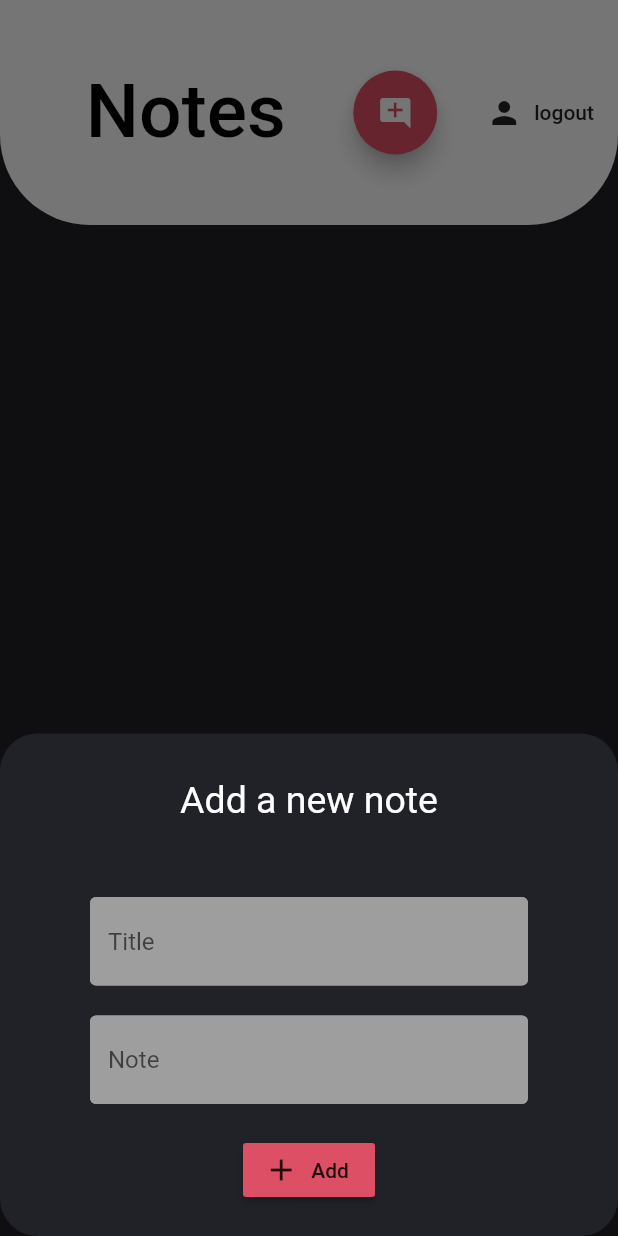
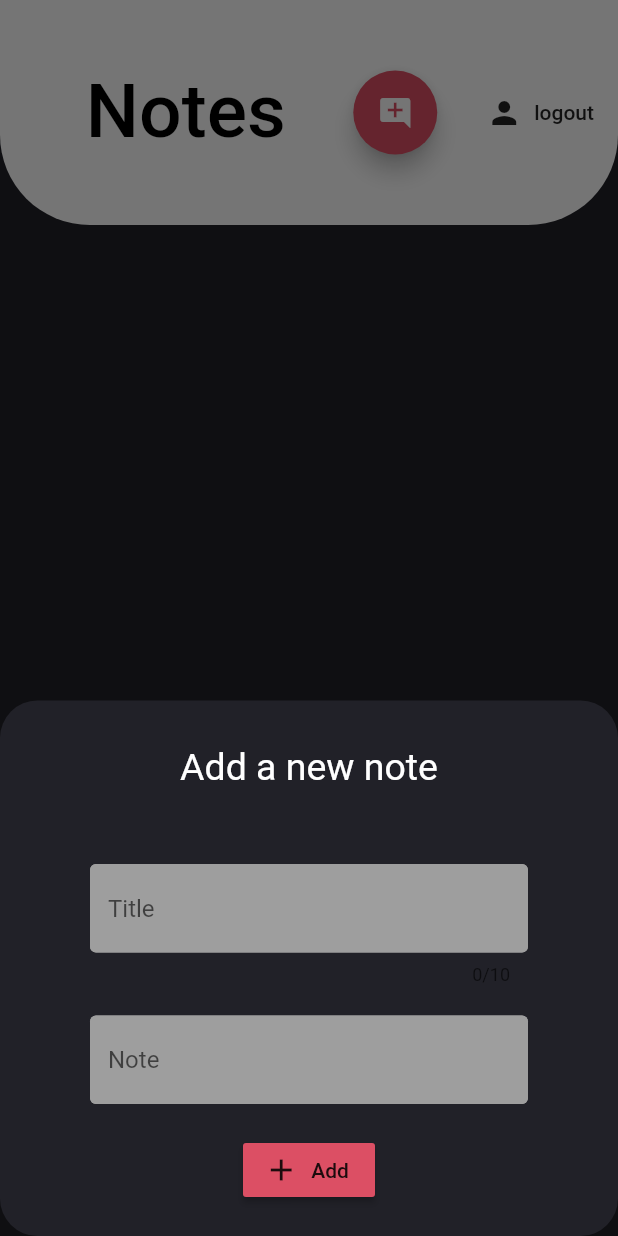
Before and after one commit to powerbuilder1/TodoApp, a Flutter app: the screen it shows once a user with an empty profile is signed in, after a tap on the "add comment" icon, on a phone screen of 412 x 824 dp. Run offline on Flutter 3.47's test engine with Material 2 defaults, Android fonts, the phone set to English and light mode, and no system bars; our stand-ins replace cloud_firestore, firebase_auth, firebase_core, flutter_slidable, flutter_spinkit; accounts and stored records are empty.

Commit message:
index layout / assets

```diff
--- a/todoApp/lib/models/global.dart
+++ b/todoApp/lib/models/global.dart
@@ -3,6 +3,7 @@ import 'package:flutter/material.dart';
 Color darkGreyColor = new Color(0xFF212128);
 Color lightBlueColor = new Color(0xFF8787A0);
 Color redColor = new Color(0xFFDC4F64);
+Color turkyColor = Color(0xFF027D8A);
 
 TextStyle intrayTitleStyle = new TextStyle(
   fontFamily: 'Avenir',
--- a/todoApp/lib/screens/authenticate/authenticate.dart
+++ b/todoApp/lib/screens/authenticate/authenticate.dart
@@ -4,22 +4,25 @@ import 'package:todoApp/screens/authenticate/sign_in.dart';
 
 
 class Authenticate extends StatefulWidget {
+
+  bool showSignIn;
+  Authenticate( {this.showSignIn} );
+
   @override
   _AuthenticateState createState() => _AuthenticateState();
 }
 
 class _AuthenticateState extends State<Authenticate> {
 
-  bool showSignIn = true;
   void toggleView() {
     setState(() {
-      showSignIn = !showSignIn;
+      widget.showSignIn = !widget.showSignIn;
     });
   }
 
   @override
   Widget build(BuildContext context) {
-    if(showSignIn == true) {
+    if(widget.showSignIn == true) {
       return SignIn(toggleView: toggleView);
     } else {
       return Register(toggleView: toggleView);
--- a/todoApp/lib/screens/authenticate/register.dart
+++ b/todoApp/lib/screens/authenticate/register.dart
@@ -18,6 +18,7 @@ class _RegisterState extends State<Register> {
 
   String email = "";
   String password = "";
+  String error = '';
 
   bool loading = false;
 
@@ -75,12 +76,21 @@ class _RegisterState extends State<Register> {
                     dynamic result = await _auth.registerWithEmailAndPassword(email, password);
                     if(result == null) {
                       setState(() {
+                        error = 'please supply a valid email';
                         loading = false;
                       });
                     }
                   }
                 }
-              )
+              ),
+              SizedBox(height: 12.0),
+              Text(
+                error,
+                style: TextStyle(
+                  color: Colors.red,
+                  fontSize: 14.0,
+                )
+              ),
             ],
           ),
         ),
--- a/todoApp/lib/screens/home/new_note_form.dart
+++ b/todoApp/lib/screens/home/new_note_form.dart
@@ -44,6 +44,7 @@ class _NoteFormState extends State<NoteForm> {
           ),
           SizedBox(height: 50.0),
           TextFormField(
+            maxLength: 10,
             initialValue: widget.note != null ? widget.note.title : '',
             decoration: textInputDecoration.copyWith(hintText: 'Title'),
             validator: (val) => val.isEmpty ? 'Please enter a title' : null,
@@ -51,6 +52,7 @@ class _NoteFormState extends State<NoteForm> {
           ),
           SizedBox(height: 20.0),
           TextFormField(
+            //maxLength: 10,
             initialValue: widget.note != null ? widget.note.mainPart : '',
             decoration: textInputDecoration.copyWith(hintText: 'Note'),
             validator: (val) => val.isEmpty ? 'Please enter a note' : null,
--- a/todoApp/lib/screens/home/note_tile.dart
+++ b/todoApp/lib/screens/home/note_tile.dart
@@ -24,7 +24,7 @@ class _NoteTileState extends State<NoteTile> {
     final user = Provider.of<CustomUser>(context);
 
     return Container(
-      margin: EdgeInsets.only(left: MediaQuery.of(context).size.width * 0.2),
+      margin: EdgeInsets.only(left: MediaQuery.of(context).size.width * 0.15),
       alignment: Alignment.topLeft,
       width: MediaQuery.of(context).size.width,
       child: Row(
@@ -59,10 +59,13 @@ class _NoteTileState extends State<NoteTile> {
                 style: redTodoTitle,
                 ),
               SizedBox(height: 5.0),
-              Text(
-                widget.note.mainPart,
-                style: redText,
+              Container(
+                width: MediaQuery.of(context).size.width * 0.55,
+                child: Text(
+                  widget.note.mainPart,
+                  style: redText,
                 ),
+              ),
             ],
           ),
         ],
--- /dev/null
+++ b/todoApp/lib/screens/index/index.dart
@@ -0,0 +1,122 @@
+import 'package:flutter/material.dart';
+import 'package:todoApp/models/global.dart';
+
+class Index extends StatelessWidget {
+  @override
+  Widget build(BuildContext context) {
+
+    final mq = MediaQuery.of(context).size;
+
+    return Stack(
+      children: [
+        Container(
+          color: darkGreyColor,
+          child: Container(
+            padding: EdgeInsets.only(bottom: mq.height * 0.04),
+            alignment: Alignment.bottomCenter,
+            child: Row(
+              mainAxisAlignment: MainAxisAlignment.center,
+              children: [
+                FlatButton(
+                  child: Row(
+                    children: [
+                      Text(
+                        'LOG IN',
+                        style: TextStyle(
+                          color: Colors.white,
+                        )
+                        ),
+                      Icon(
+                        Icons.arrow_forward,
+                        color: Colors.white,
+                        ),
+                    ],
+                  ),
+                  onPressed: () {},
+                ),
+                SizedBox(width: mq.width * 0.15),
+                FlatButton(
+                  child: Row(
+                    children: [
+                      Text(
+                        'NEW',
+                        style: TextStyle(
+                            color: Colors.white,
+                          )
+                        ),
+                      Icon(
+                        Icons.add,
+                        color: Colors.white,
+                        ),
+                    ],
+                  ),
+                  onPressed: () {},
+                ),
+              ],
+            ),
+          ),
+        ),
+        Container(
+          height: mq.height * 0.85,
+          decoration: BoxDecoration(
+            image: DecorationImage(
+              image: AssetImage('assets/index1.jpg'),
+              fit: BoxFit.fill,
+            ),
+            borderRadius: BorderRadius.only(
+              bottomLeft: Radius.circular(60.0),
+              bottomRight: Radius.circular(60.0)
+            )
+          ),
+          child: Container(
+            child: Column(
+              children: [
+                SizedBox(height: mq.height * 0.04),
+                Container(
+                  height: mq.height * 0.2,
+                  decoration: BoxDecoration(
+                    image: DecorationImage(
+                      image: AssetImage('assets/logo.png'),
+                      fit: BoxFit.contain,
+                    )
+                  ),
+                ),
+                SizedBox(height: mq.height * 0.3),
+                Text(
+                  'Welcome',
+                  style: TextStyle(
+                    color: Colors.white,
+                    decoration: TextDecoration.none,
+                  ),
+                ),
+                Text(
+                  'to an minimalistic note app.',
+                  style: TextStyle(
+                    fontSize: 15,
+                    color: Colors.white70,
+                    decoration: TextDecoration.none,
+                  ),
+                ),
+                SizedBox(height: mq.height * 0.08,),
+                Text(
+                  'LOG IN OR CREATE A NEW ACCOUNT',
+                  style: TextStyle(
+                    fontSize: 14,
+                    fontWeight: FontWeight.bold,
+                    color: Colors.white70,
+                    decoration: TextDecoration.none,
+                  ),
+                ),
+                SizedBox(height: mq.height * 0.03),
+                Icon(
+                  Icons.keyboard_arrow_down,
+                  color: Colors.white70,
+                ),
+              ],
+            ),
+          ),
+        ),
+      ],
+    );
+  }
+}
--- a/todoApp/lib/screens/wrapper.dart
+++ b/todoApp/lib/screens/wrapper.dart
@@ -3,6 +3,7 @@ import 'package:provider/provider.dart';
 import 'package:todoApp/models/user.dart';
 import 'package:todoApp/screens/authenticate/authenticate.dart';
 import 'package:todoApp/screens/home/home.dart';
+import 'package:todoApp/screens/index/index.dart';
 
 class Wrapper extends StatelessWidget {
   @override
@@ -13,7 +14,8 @@ class Wrapper extends StatelessWidget {
     if(user != null) {
       return Home();
     } else {
-      return Authenticate();
+      return Index();
+      // return Authenticate(showSignIn: true);
     }
   }
 }
--- a/todoApp/lib/services/auth.dart
+++ b/todoApp/lib/services/auth.dart
@@ -1,4 +1,5 @@
 import 'package:firebase_auth/firebase_auth.dart';
+import 'package:flutter/services.dart';
 import 'package:todoApp/models/user.dart';
 
 class AuthService {
@@ -21,8 +22,8 @@ class AuthService {
       UserCredential result = await _auth.createUserWithEmailAndPassword(email: email, password: password);
       User firebaseUser = result.user;
       return _customUserFromFirebaseUser(firebaseUser);
-    }catch(e){
-      print(e.toString());
+    }on FirebaseAuthException catch (e) {
+      print(e.message);
       return null;
     }
   }
@@ -30,7 +31,10 @@ class AuthService {
   // signIn with email an password
   Future signInWithEmailAndPassword(String email, String password) async {
     try {
-      UserCredential result = await _auth.signInWithEmailAndPassword(email: email, password: password);
+      UserCredential result = await _auth.signInWithEmailAndPassword(email: email, password: password).catchError((error) {
+        print(error);
+        return null;
+      });
       User user = result.user;
       return user;
     } catch(e) {
--- a/todoApp/pubspec.yaml
+++ b/todoApp/pubspec.yaml
@@ -52,9 +52,8 @@ flutter:
   uses-material-design: true
 
   # To add assets to your application, add an assets section, like this:
-  # assets:
-  #   - images/a_dot_burr.jpeg
-  #   - images/a_dot_ham.jpeg
+  assets:
+    - assets/
 
   # An image asset can refer to one or more resolution-specific "variants", see
   # https://flutter.dev/assets-and-images/#resolution-aware.
```
Also changed, not shown: todoApp/assets/index.jpg (added), todoApp/assets/index1.jpg (added), todoApp/assets/logo.png (added).
